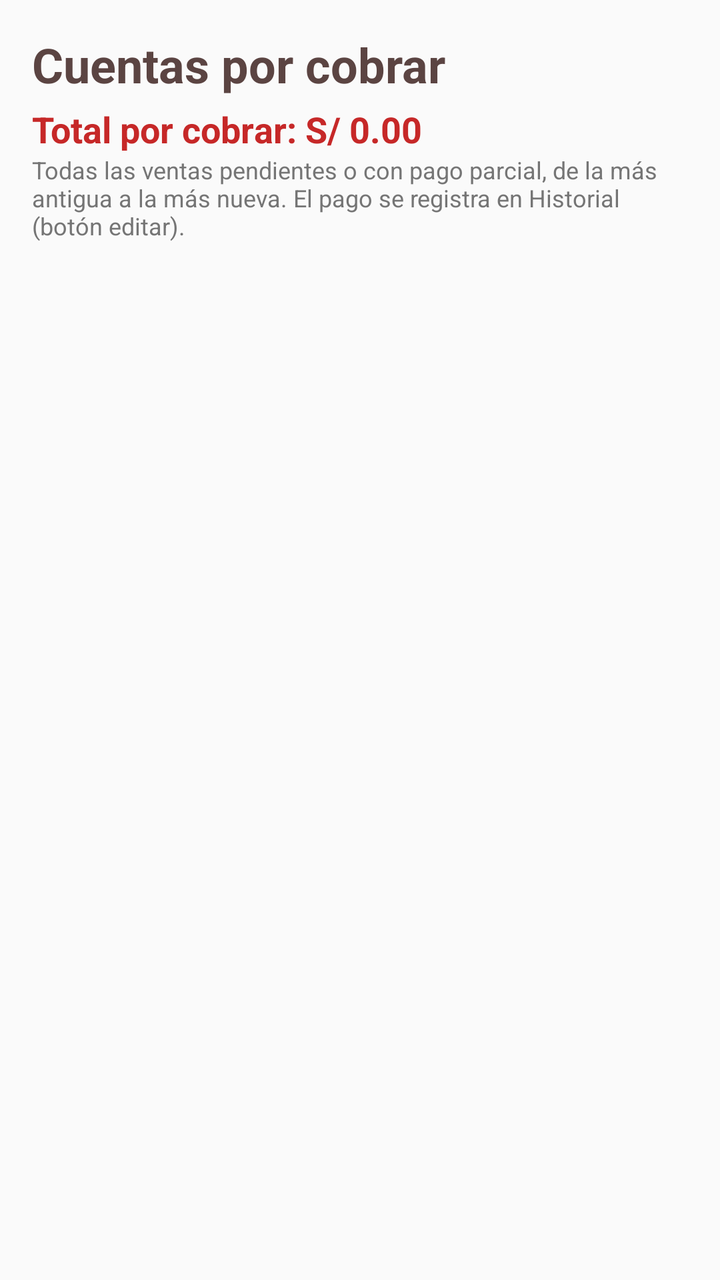
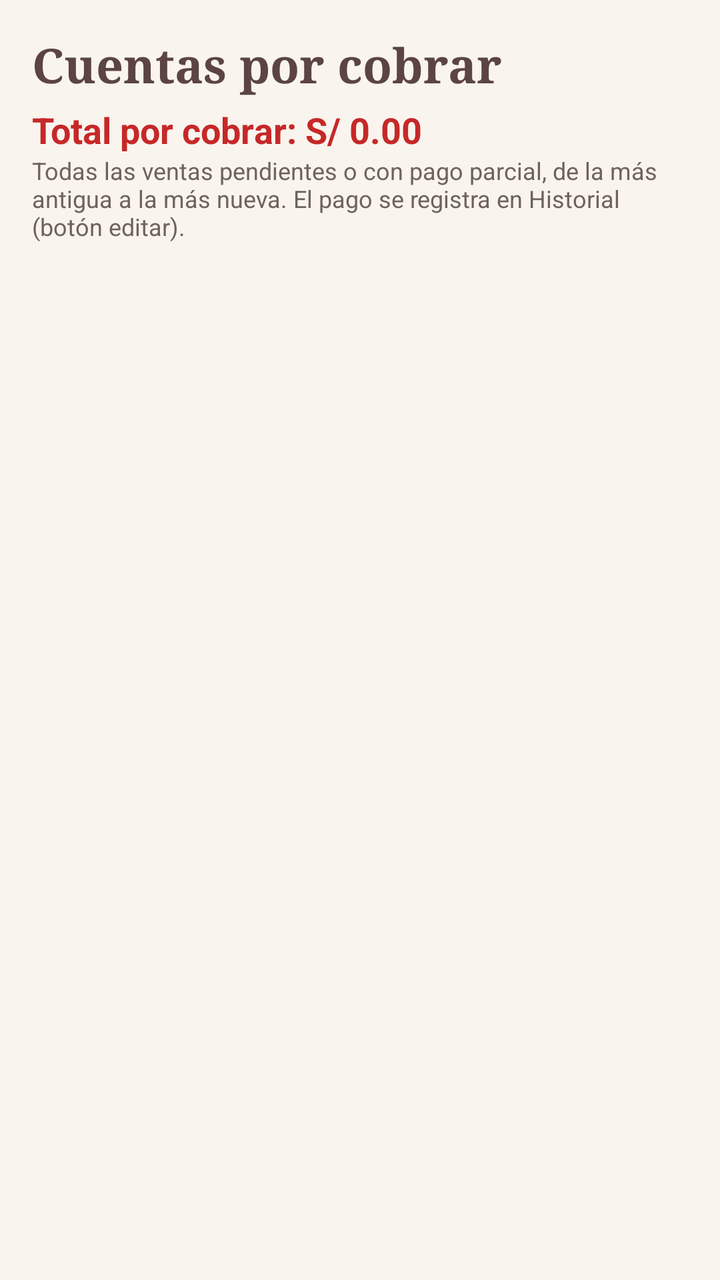

Screens rendered from an Android XML layout before and after an edit, with the pre-edit source and the edit as a unified diff.
<!-- AndroidManifest.xml: application theme Theme.CajaiCafeAdministracion -->
<!-- res/layout/activity_cuentas_por_cobrar.xml -->
<?xml version="1.0" encoding="utf-8"?>
<ScrollView xmlns:android="http://schemas.android.com/apk/res/android"
    android:layout_width="match_parent"
    android:layout_height="match_parent"
    android:background="#FAFAFA"
    android:padding="16dp">

    <LinearLayout
        android:orientation="vertical"
        android:layout_width="match_parent"
        android:layout_height="wrap_content">

        <TextView
            android:text="Cuentas por cobrar"
            android:textSize="24sp"
            android:textStyle="bold"
            android:textColor="@color/cafeOscuro"
            android:layout_width="match_parent"
            android:layout_height="wrap_content" />

        <TextView
            android:id="@+id/tvTotalPorCobrar"
            android:text="Total por cobrar: S/ 0.00"
            android:textSize="18sp"
            android:textStyle="bold"
            android:textColor="#C62828"
            android:layout_marginTop="4dp"
            android:layout_width="match_parent"
            android:layout_height="wrap_content" />

        <TextView
            android:text="Todas las ventas pendientes o con pago parcial, de la más antigua a la más nueva. El pago se registra en Historial (botón editar)."
            android:textSize="12sp"
            android:textColor="#757575"
            android:layout_marginBottom="8dp"
            android:layout_width="match_parent"
            android:layout_height="wrap_content" />

        <TextView
            android:id="@+id/tvSinCuentas"
            android:text="Nadie te debe nada."
            android:textColor="#2E7D32"
            android:visibility="gone"
            android:layout_width="wrap_content"
            android:layout_height="wrap_content" />

        
        <LinearLayout
            android:id="@+id/contenedorCuentas"
            android:orientation="vertical"
            android:layout_marginBottom="24dp"
            android:layout_width="match_parent"
            android:layout_height="wrap_content" />

    </LinearLayout>
</ScrollView>
<!-- resources referenced by this layout -->
<resources>
  <color name="cafeOscuro">#5B4442</color>
  <style name="Theme.CajaiCafeAdministracion" parent="Base.Theme.CajaiCafeAdministracion" />
  <style name="Base.Theme.CajaiCafeAdministracion" parent="Theme.Material3.DayNight.NoActionBar">
          
          
      </style>
</resources>

<!-- the commit's change to res/layout/activity_cuentas_por_cobrar.xml (unified diff, before → after) -->
@@ -2,7 +2,7 @@
 <ScrollView xmlns:android="http://schemas.android.com/apk/res/android"
     android:layout_width="match_parent"
     android:layout_height="match_parent"
-    android:background="#FAFAFA"
+    android:background="@color/fondo"
     android:padding="16dp">
 
     <LinearLayout
@@ -12,9 +12,9 @@
 
         <TextView
             android:text="Cuentas por cobrar"
-            android:textSize="24sp"
+            android:fontFamily="serif" android:textSize="24sp"
             android:textStyle="bold"
-            android:textColor="@color/cafeOscuro"
+            android:textColor="@color/textoMarca"
             android:layout_width="match_parent"
             android:layout_height="wrap_content" />
 
@@ -23,7 +23,7 @@
             android:text="Total por cobrar: S/ 0.00"
             android:textSize="18sp"
             android:textStyle="bold"
-            android:textColor="#C62828"
+            android:textColor="@color/negativo"
             android:layout_marginTop="4dp"
             android:layout_width="match_parent"
             android:layout_height="wrap_content" />
@@ -31,7 +31,7 @@
         <TextView
             android:text="Todas las ventas pendientes o con pago parcial, de la más antigua a la más nueva. El pago se registra en Historial (botón editar)."
             android:textSize="12sp"
-            android:textColor="#757575"
+            android:textColor="@color/textoSecundario"
             android:layout_marginBottom="8dp"
             android:layout_width="match_parent"
             android:layout_height="wrap_content" />
@@ -39,7 +39,7 @@
         <TextView
             android:id="@+id/tvSinCuentas"
             android:text="Nadie te debe nada."
-            android:textColor="#2E7D32"
+            android:textColor="@color/positivo"
             android:visibility="gone"
             android:layout_width="wrap_content"
             android:layout_height="wrap_content" />
<!-- resource entries referenced after the edit -->
@@ -1,10 +1,38 @@
 <!-- resources referenced by this layout -->
 <resources>
-  <color name="cafeOscuro">#5B4442</color>
+  <color name="fondo">#F9F4EE</color>
+  <color name="negativo">#C62828</color>
+  <color name="positivo">#2E7D32</color>
+  <color name="textoMarca">#5B4442</color>
+  <color name="textoSecundario">#6F625C</color>
   <style name="Theme.CajaiCafeAdministracion" parent="Base.Theme.CajaiCafeAdministracion" />
   <style name="Base.Theme.CajaiCafeAdministracion" parent="Theme.Material3.DayNight.NoActionBar">
+          <item name="colorPrimary">@color/marcaPrimario</item>
+          <item name="colorOnPrimary">@color/marcaSobrePrimario</item>
+          <item name="colorPrimaryContainer">@color/marcaContenedor</item>
+          <item name="colorOnPrimaryContainer">@color/marcaSobreContenedor</item>
+          <item name="colorSecondary">@color/marcaSecundario</item>
+          <item name="colorOnSecondary">@color/marcaSobrePrimario</item>
+          <item name="colorTertiary">@color/positivo</item>
+          <item name="android:colorBackground">@color/fondo</item>
+          <item name="colorOnBackground">@color/texto</item>
+          <item name="colorSurface">@color/superficie</item>
+          <item name="colorOnSurface">@color/texto</item>
+          <item name="colorOnSurfaceVariant">@color/textoSecundario</item>
+          <item name="colorOutline">@color/borde</item>
           
-          
+          <item name="android:statusBarColor">@color/cafeProfundo</item>
+          <item name="android:navigationBarColor">@color/cafeProfundo</item>
+          <item name="android:windowLightStatusBar">false</item>
       </style>
+  <color name="marcaPrimario">#6D4C41</color>
+  <color name="marcaSobrePrimario">#FFFFFF</color>
+  <color name="marcaContenedor">#F3E3D8</color>
+  <color name="marcaSobreContenedor">#2B1F1D</color>
+  <color name="marcaSecundario">#8D6E63</color>
+  <color name="texto">#2B1F1D</color>
+  <color name="superficie">#FFFFFF</color>
+  <color name="borde">#D7CCC8</color>
+  <color name="cafeProfundo">#3E2723</color>
 </resources>
 
